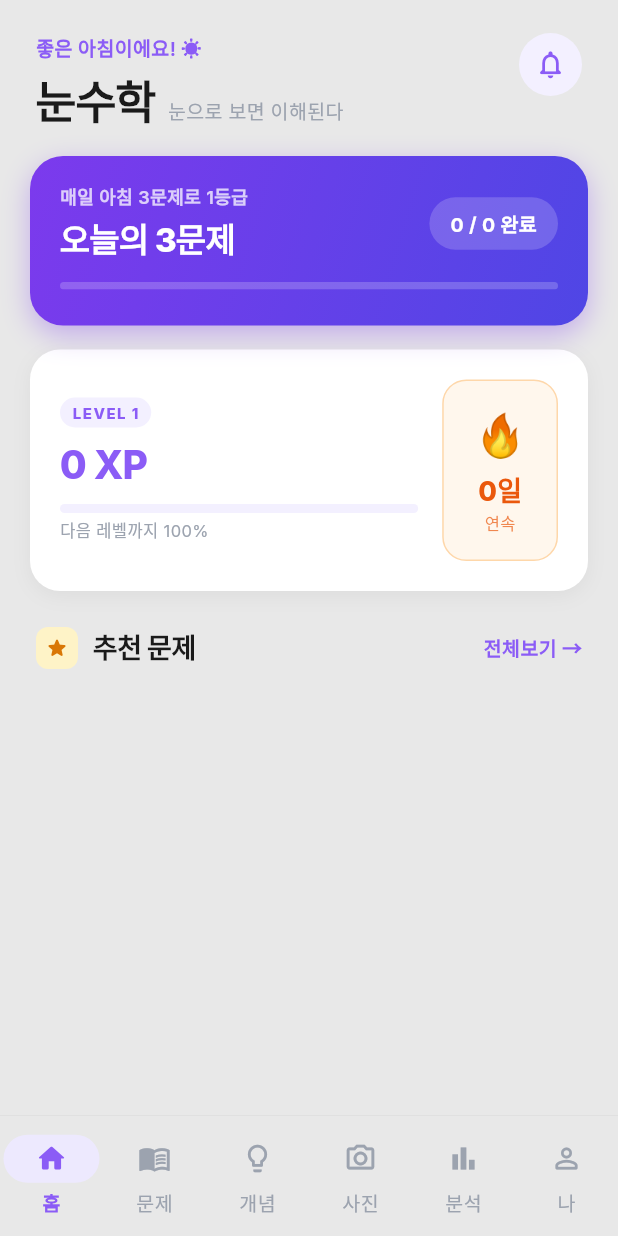
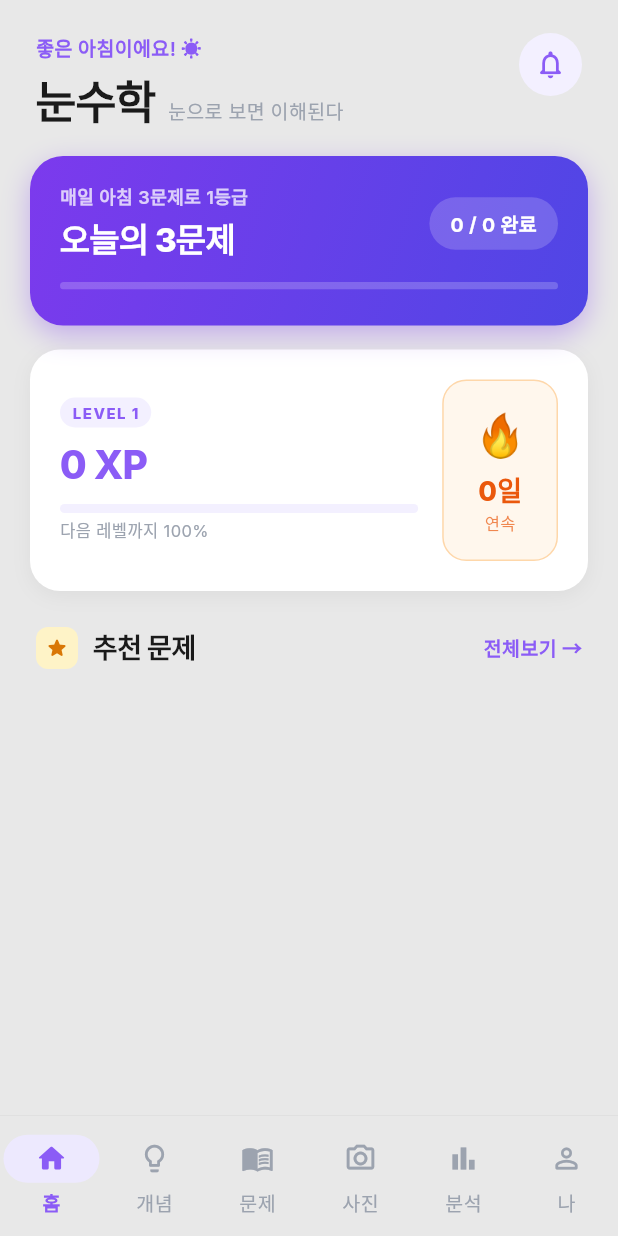
Before and after one commit to yongal74/mathbot-app, a Flutter app: the MainTabScreen screen opened directly, on a phone screen of 412 x 824 dp. Run offline on Flutter 3.47's test engine with Material 3 defaults, Android fonts, the phone set to English and light mode, and no system bars; our stand-ins replace audioplayers, firebase_analytics, firebase_auth, firebase_core, firebase_crashlytics, flutter_local_notifications and 9 more; missing offline and left inert: flutter_math_fork, posthog_flutter, purchases_flutter; accounts and stored records are empty; project files that could hold a hidden picture were left out.

Commit message:
feat: 네비게이션 순서 변경 (개념→문제) + 관리자 이메일 PRO 자동 부여
Co-Authored-By: Claude Sonnet 4.6 <noreply@anthropic.com>

```diff
--- a/lib/main.dart
+++ b/lib/main.dart
@@ -110,8 +110,8 @@ class _MainTabScreenState extends State<MainTabScreen> {
 
   final _screens = const [
     HomeScreen(),
+    ConceptListScreen(),
     ProblemListScreen(),
-    ConceptListScreen(),
     CameraScreen(),
     AnalysisScreen(),
     ProfileScreen(),
@@ -138,14 +138,14 @@ class _MainTabScreenState extends State<MainTabScreen> {
               label: '홈',
             ),
             NavigationDestination(
+              icon: Icon(Icons.lightbulb_outline_rounded),
+              selectedIcon: Icon(Icons.lightbulb_rounded),
+              label: '개념',
+            ),
+            NavigationDestination(
               icon: Icon(Icons.menu_book_outlined),
               selectedIcon: Icon(Icons.menu_book_rounded),
               label: '문제',
-            ),
-            NavigationDestination(
-              icon: Icon(Icons.lightbulb_outline_rounded),
-              selectedIcon: Icon(Icons.lightbulb_rounded),
-              label: '개념',
             ),
             NavigationDestination(
               icon: Icon(Icons.camera_alt_outlined),
--- a/lib/services/purchase_service.dart
+++ b/lib/services/purchase_service.dart
@@ -2,6 +2,7 @@ import 'package:flutter/foundation.dart';
 import 'package:purchases_flutter/purchases_flutter.dart';
 import 'package:shared_preferences/shared_preferences.dart';
 import 'analytics_service.dart';
+import 'auth_service.dart';
 
 /// RevenueCat 상품 ID
 class ProductIds {
@@ -49,11 +50,18 @@ class PurchaseService extends ChangeNotifier {
   String? _error;
   List<Package> _packages = [];
 
-  PlanTier get tier    => _tier;
+  // 관리자 이메일 — 항상 PRO 전체 기능 사용 가능
+  static const _adminEmails = ['aiwx2035@gmail.com'];
+  static bool _isAdmin() {
+    final email = AuthService().user?.email ?? '';
+    return _adminEmails.contains(email);
+  }
+
+  PlanTier get tier    => _isAdmin() ? PlanTier.premium : _tier;
   bool get loading     => _loading;
   String? get error    => _error;
-  bool get isPro       => _tier == PlanTier.pro || _tier == PlanTier.premium;
-  bool get isPremium   => _tier == PlanTier.premium;
+  bool get isPro       => _isAdmin() || _tier == PlanTier.pro || _tier == PlanTier.premium;
+  bool get isPremium   => _isAdmin() || _tier == PlanTier.premium;
   List<Package> get packages => _packages;
 
   Future<void> init() async {
```
